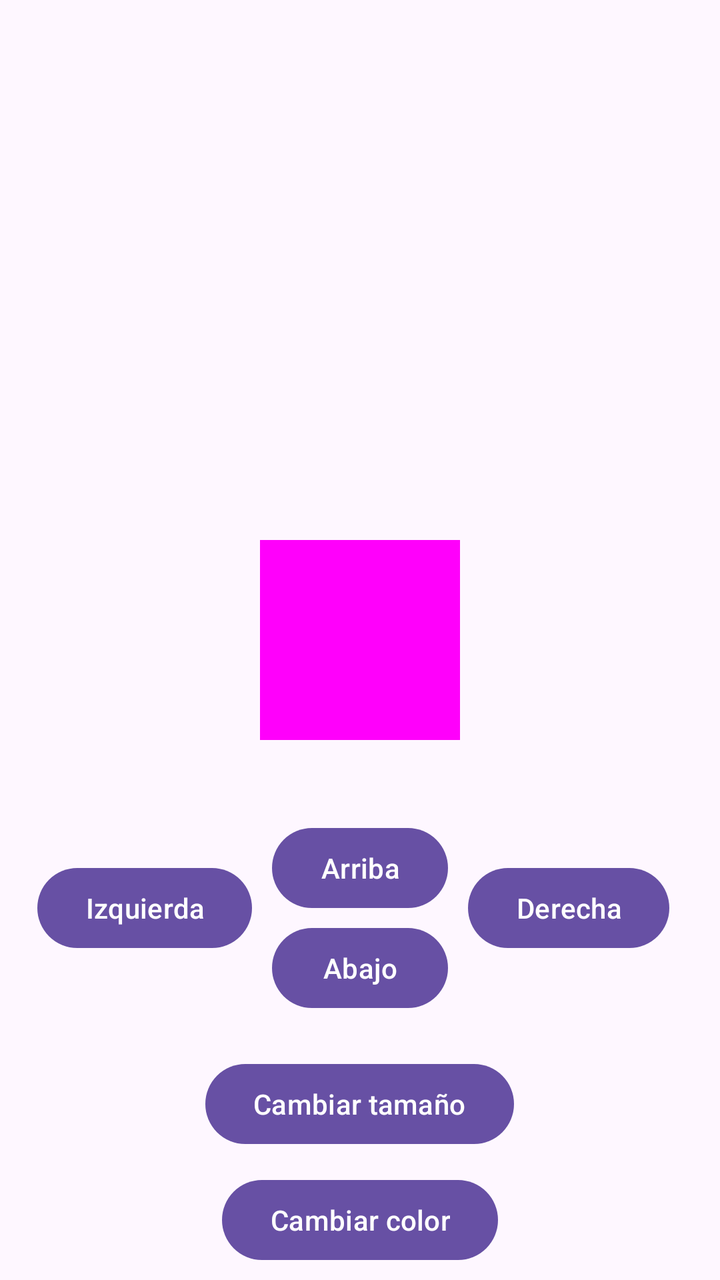
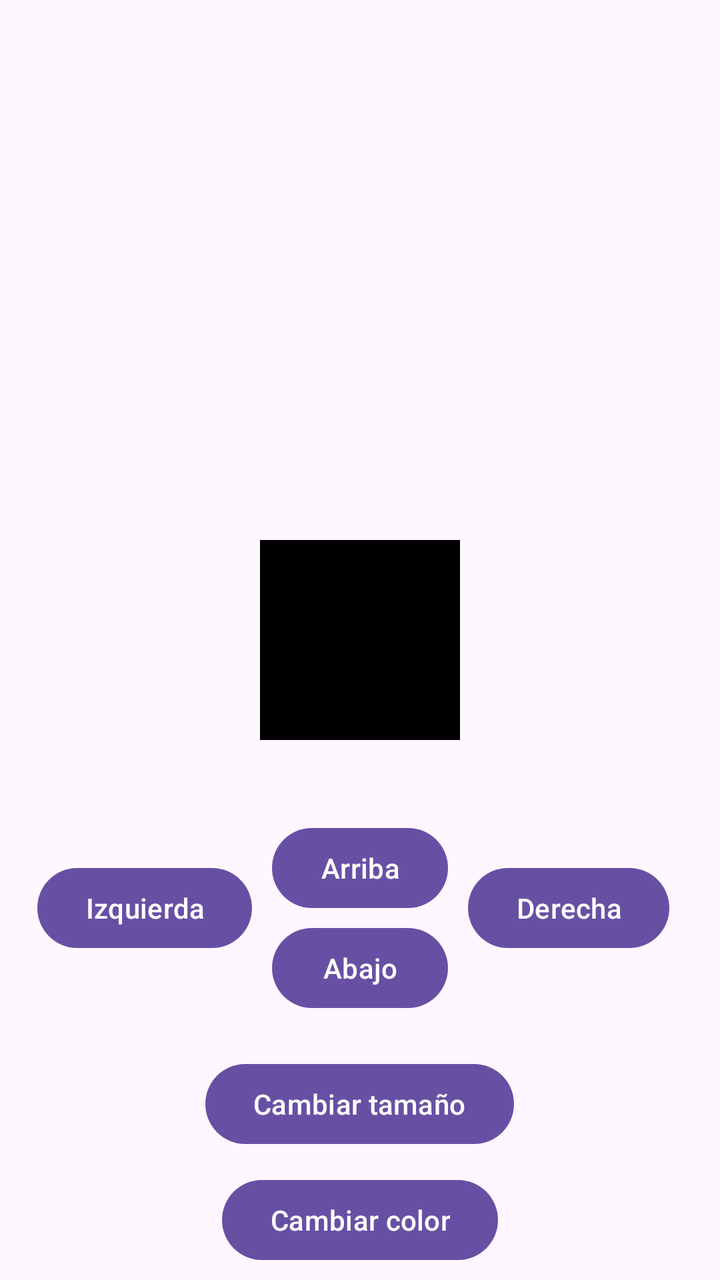

Two renders of the same Android screen: before a commit and after it. Below are the layout's source before the change and the commit's diff.
<!-- AndroidManifest.xml: application theme Theme.Cuadrado -->
<!-- res/layout/activity_main.xml -->
<?xml version="1.0" encoding="utf-8"?>
<RelativeLayout xmlns:android="http://schemas.android.com/apk/res/android"
    xmlns:app="http://schemas.android.com/apk/res-auto"
    xmlns:tools="http://schemas.android.com/tools"
    android:id="@+id/main"
    android:layout_width="match_parent"
    android:layout_height="match_parent"
    tools:context=".MainActivity">

    <View
        android:id="@+id/cuadrado"
        android:layout_width="100dp"
        android:layout_height="100dp"
        android:background="@color/RosaPuton"
        android:layout_centerInParent="true"/>

    <Button
        android:id="@+id/botArriba"
        android:layout_width="wrap_content"
        android:layout_height="wrap_content"
        android:text="Arriba"
        android:layout_marginTop="40dp"
        android:layout_below="@id/cuadrado"
        android:layout_centerHorizontal="true"
        />

    <Button
        android:id="@+id/botAbajo"
        android:layout_width="wrap_content"
        android:layout_height="wrap_content"
        android:text="Abajo"
        android:layout_marginTop="90dp"
        android:layout_below="@id/cuadrado"
        android:layout_centerHorizontal="true" />

    <Button
        android:id="@+id/botTamano"
        android:layout_width="wrap_content"
        android:layout_height="wrap_content"
        android:text="Cambiar tamaño"
        android:layout_marginTop="20dp"
        android:layout_below="@id/botAbajo"
        android:layout_centerHorizontal="true" />

    <Button
        android:id="@+id/botColor"
        android:layout_width="wrap_content"
        android:layout_height="wrap_content"
        android:text="Cambiar color"
        android:layout_marginTop="10dp"
        android:layout_below="@id/botTamano"
        android:layout_centerHorizontal="true"/>

    <Button
        android:id="@+id/botDerecha"
        android:layout_width="wrap_content"
        android:layout_height="wrap_content"
        android:text="Derecha"
        android:layout_marginTop="60dp"
        android:layout_toEndOf="@id/botArriba"
        android:layout_marginLeft="10dp"
        android:layout_below="@id/cuadrado"
        />

    <Button
        android:id="@+id/botIzquierda"
        android:layout_width="wrap_content"
        android:layout_height="wrap_content"
        android:text="Izquierda"
        android:layout_marginTop="60dp"
        android:layout_marginRight="10dp"
        android:layout_toStartOf="@id/botArriba"
        android:layout_below="@id/cuadrado" />

</RelativeLayout>
<!-- resources referenced by this layout -->
<resources>
  <color name="RosaPuton">#FF00FB</color>
  <style name="Theme.Cuadrado" parent="Base.Theme.Cuadrado" />
  <style name="Base.Theme.Cuadrado" parent="Theme.Material3.DayNight.NoActionBar">
          
          
      </style>
</resources>

<!-- the commit's change to res/layout/activity_main.xml (unified diff, before → after) -->
@@ -11,7 +11,7 @@
         android:id="@+id/cuadrado"
         android:layout_width="100dp"
         android:layout_height="100dp"
-        android:background="@color/RosaPuton"
+        android:background="@color/black"
         android:layout_centerInParent="true"/>
 
     <Button
<!-- resource entries referenced after the edit -->
@@ -1,6 +1,6 @@
 <!-- resources referenced by this layout -->
 <resources>
-  <color name="RosaPuton">#FF00FB</color>
+  <color name="black">#FF000000</color>
   <style name="Theme.Cuadrado" parent="Base.Theme.Cuadrado" />
   <style name="Base.Theme.Cuadrado" parent="Theme.Material3.DayNight.NoActionBar">
           
